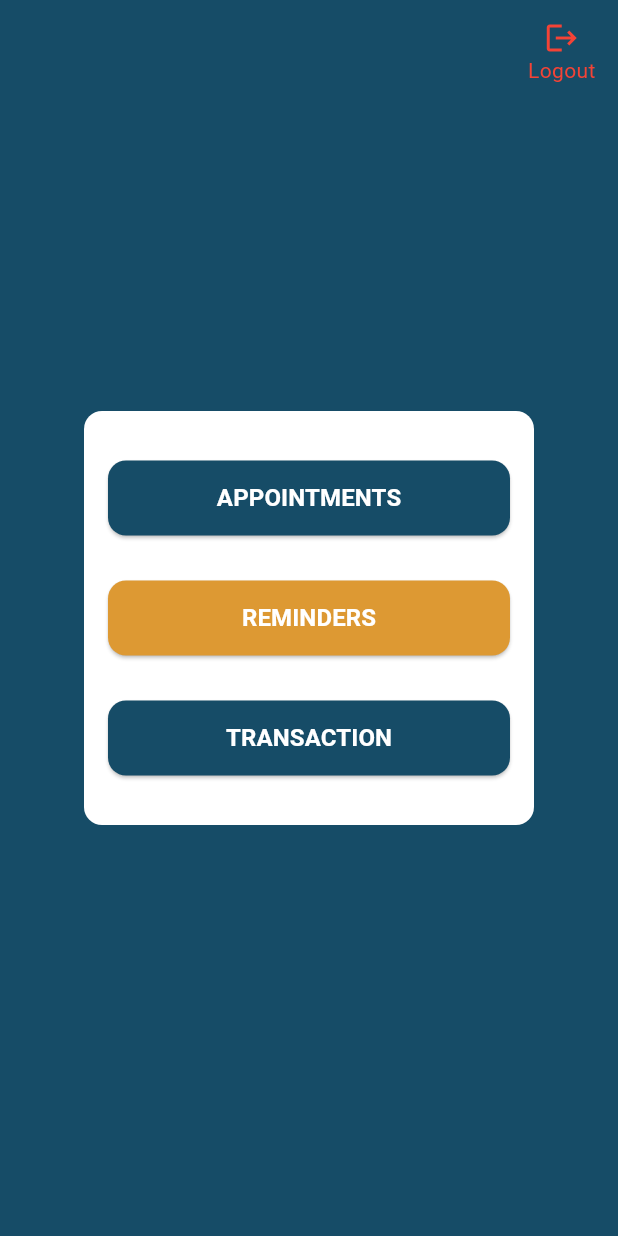
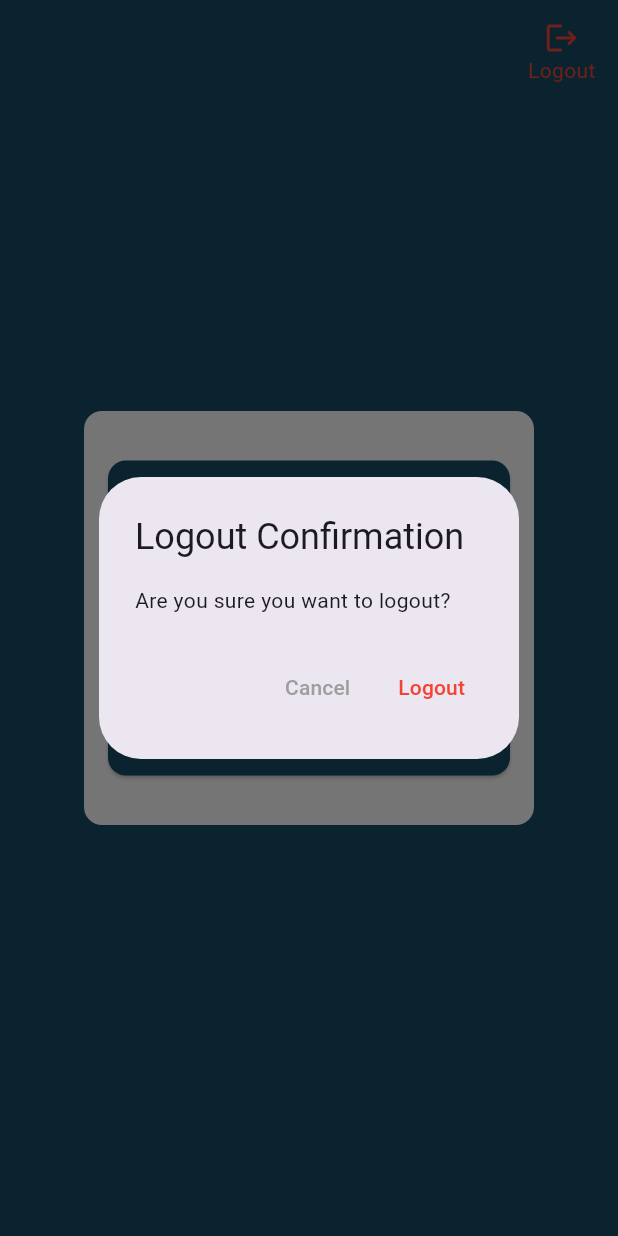
Before and after one commit to govindcodewraps/admissionguidence, a Flutter app: the HomeScreen screen opened directly, after a tap on "Logout", on a phone screen of 412 x 824 dp. Run offline on Flutter 3.47's test engine with Material 3 defaults, Android fonts, the light colour scheme and no system bars; our stand-ins replace calendar_date_picker2, dio, fluttertoast, google_fonts, shared_preferences, toggle_switch; missing offline and left inert: day_night_time_picker; accounts and stored records are empty.

Commit message:
admission guidence complete project

```diff
--- a/lib/Screens/Add_Reminder_screen.dart
+++ b/lib/Screens/Add_Reminder_screen.dart
@@ -103,7 +103,7 @@ class _AddReminderScreenState extends State<AddReminderScreen> {
                         DateTime? pickedDate = await showDatePicker(
                           context: context,
                           initialDate: DateTime.now(),
-                          firstDate: DateTime(1950),
+                          firstDate: DateTime.now(),
                           lastDate: DateTime(2050),
                         );
 
--- a/lib/Screens/Home_Screen.dart
+++ b/lib/Screens/Home_Screen.dart
@@ -38,6 +38,39 @@ class _HomeScreenState extends State<HomeScreen> {
     print(_time);
     print("time");
 
+
+// ...
+
+    void showLogoutConfirmationDialog(BuildContext context) {
+      showDialog(
+        context: context,
+        builder: (BuildContext context) {
+          return AlertDialog(
+            title: Text("Logout Confirmation"),
+            content: Text("Are you sure you want to logout?"),
+            actions: [
+              TextButton(
+                onPressed: () {
+                  Navigator.of(context).pop(); // Close the dialog
+                },
+                child: Text("Cancel",style: TextStyle(color: Colors.grey),),
+              ),
+              TextButton(
+                onPressed: () async {
+                  // Perform logout actions
+                  final SharedPreferences sharedPreferences = await SharedPreferences.getInstance();
+                  sharedPreferences.remove('email');
+                  Navigator.pop(context);
+                  Navigator.pushReplacement(context, MaterialPageRoute(builder: (context) => LoginScreen()));
+                },
+                child: Text("Logout",style: TextStyle(color: Colors.red),),
+              ),
+            ],
+          );
+        },
+      );
+    }
+
     return WillPopScope(
       onWillPop: () async {
         if (currentBackPressTime == null ||
@@ -65,21 +98,16 @@ class _HomeScreenState extends State<HomeScreen> {
                   right: 15,
                   top: 13,
                   child:
-                  //ElevatedButton(onPressed: (){}, child:Text("Logout",style:TextStyle(color: Colors.red),) )
                   InkWell(
-                      onTap: () async{
-                        final SharedPreferences sharedPreferences = await SharedPreferences.getInstance();
-                        sharedPreferences.remove('email');
-                       Navigator.push(context, MaterialPageRoute(builder: (context)=>LoginScreen()));
-                      },
-                      child:
-                      Column(
-                        children: [
-                          Icon(Icons.logout,color: Colors.red,),
-                          Text("Logout",style: TextStyle(color: Colors.red),),
-                        ],
-                      )
-                     // Text("Logout",style:TextStyle(color: Colors.red,fontSize: 20,fontWeight: FontWeight.w500),)
+                    onTap: () {
+                      showLogoutConfirmationDialog(context);
+                    },
+                    child: Column(
+                      children: [
+                        Icon(Icons.logout, color: Colors.red),
+                        Text("Logout", style: TextStyle(color: Colors.red)),
+                      ],
+                    ),
                   )
 
               ),
@@ -241,6 +269,5 @@ class _HomeScreenState extends State<HomeScreen> {
         ),),
       ),
     );
-
   }
 }
--- a/lib/Screens/loginscreen.dart
+++ b/lib/Screens/loginscreen.dart
@@ -22,25 +22,7 @@ class _LoginScreenState extends State<LoginScreen> {
   bool _isLoading = false;
 
 
-  @override
-  void initState() {
-    // TODO: implement initState
-    getValidationData().whenComplete(() async {
- Navigator.push(context, MaterialPageRoute(builder: (context)=>finalEmail == null ?LoginScreen() : HomeScreen()));
-    });
 
-    super.initState();
-  }
-
-  Future getValidationData() async{
-    final SharedPreferences sharedPreferences = await SharedPreferences.getInstance();
-    var obtainEmail = sharedPreferences.getString('email');
-    setState(() {
-      finalEmail =obtainEmail;
-    });
-    print("""""""""""");
-    print(finalEmail);
-  }
 
   @override
   Widget build(BuildContext context) {
```
Also changed, not shown: lib/Screens/Meeting_record_Screen.dart (+12 -3 lines), lib/Screens/RescheduleMeetingScreen.dart (+67 -23 lines), lib/Screens/SplashScreen.dart (added, +75 -0 lines), lib/main.dart (+101 -26 lines), 1 other file.
